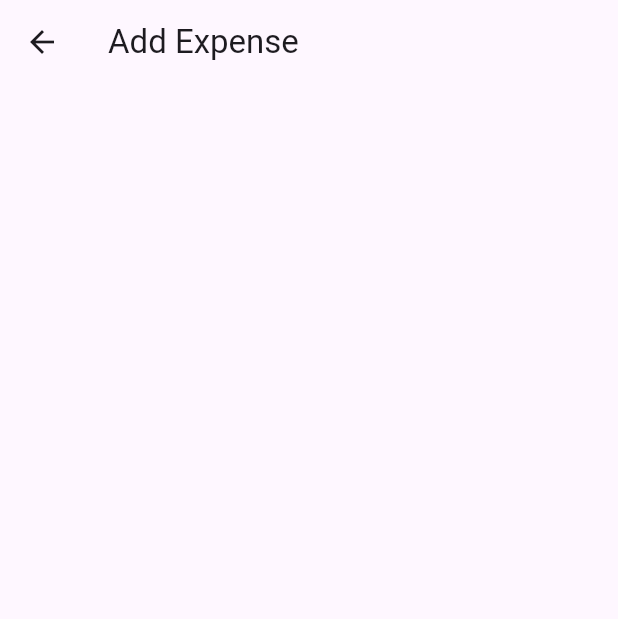
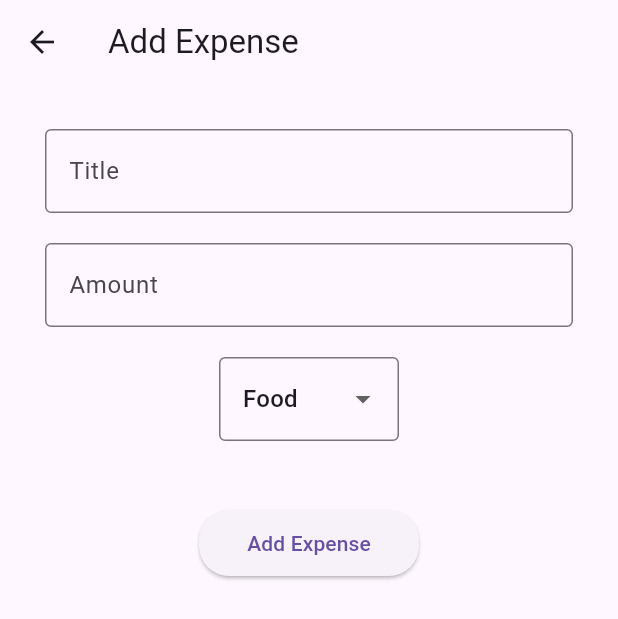
Before and after one commit to Eng-MostafaRamadan/ITI-Tasks, a Flutter app: the ExpenseScreen screen opened by its route, on a phone screen of 412 x 824 dp. Shown: the top 619 px of the screen. Run offline on Flutter 3.47's test engine with Material 3 defaults, Android fonts, the phone set to English and light mode, and no system bars; our stand-ins replace loading_indicator.

Commit message:
Update expense.dart

```diff
--- a/day6_task/lib/expense.dart
+++ b/day6_task/lib/expense.dart
@@ -1,14 +1,76 @@
 import 'package:flutter/material.dart';
 
-class ExpenseScreen extends StatelessWidget {
+class ExpenseScreen extends StatefulWidget {
   const ExpenseScreen({super.key});
 
   @override
+  State<ExpenseScreen> createState() => _ExpenseScreenState();
+}
+
+class _ExpenseScreenState extends State<ExpenseScreen> {
+  @override
   Widget build(BuildContext context) {
+    String selectedCategory = 'Food';
+    final List<String> categories = ['Food', 'Transport', 'Shopping', 'Bills'];
     return Scaffold(
       appBar: AppBar(
         title: Text("Add Expense"),
       ),
+      body: Padding(
+        padding: const EdgeInsets.all(30),
+        child: Column(
+          children: [
+            TextField(
+              keyboardType: TextInputType.text,
+              decoration: const InputDecoration(
+                label: Text("Title"),
+                border: OutlineInputBorder(),
+              ),
+            ),
+            SizedBox(height: 20),
+            TextField(
+              keyboardType: TextInputType.number,
+              decoration: const InputDecoration(
+                label: Text("Amount"),
+                border: OutlineInputBorder(),
+              ),
+            ),
+            SizedBox(height: 20),
+            SizedBox(
+              width: 120,
+              height: 80,
+              child: DropdownButtonFormField(
+                value: selectedCategory,
+                items: categories.map((category) {
+                  return DropdownMenuItem(
+                      value: category, child: Text(category));
+                }).toList(),
+                onChanged: (value) {
+                  setState(() {
+                    selectedCategory = value!;
+                  });
+                },
+                decoration: const InputDecoration(border: OutlineInputBorder()),
+              ),
+            ),
+            SizedBox(height: 20),
+            Center(
+              child: ElevatedButton(
+                onPressed: () {
+                  // Handle expense submission
+                },
+                style: ElevatedButton.styleFrom(
+                  shape: RoundedRectangleBorder(
+                      borderRadius: BorderRadius.circular(20)),
+                  padding:
+                      const EdgeInsets.symmetric(horizontal: 32, vertical: 12),
+                ),
+                child: const Text('Add Expense'),
+              ),
+            ),
+          ],
+        ),
+      ),
     );
   }
 }
```
